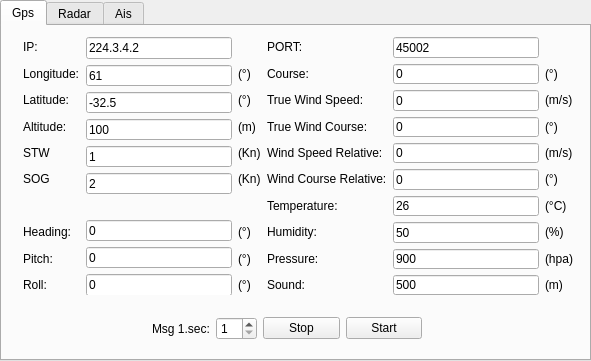
The window that src/mainWin.ui (zhoutk/udpTools) describes before a commit, drawn with Qt 5.
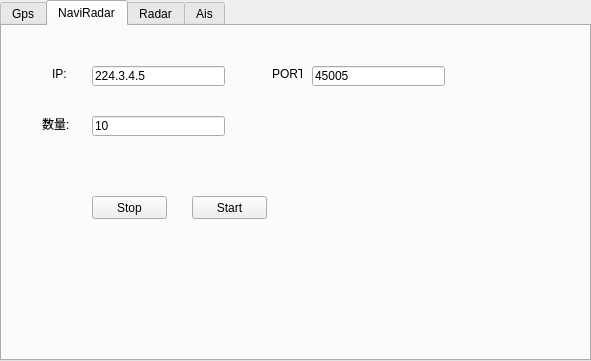
The same window after the commit.

Commit message: add naviradar simulate

Patch:
```diff
--- a/src/mainWin.ui
+++ b/src/mainWin.ui
@@ -35,7 +35,7 @@
     </rect>
    </property>
    <property name="currentIndex">
-    <number>0</number>
+    <number>1</number>
    </property>
    <widget class="QWidget" name="tabGps">
     <attribute name="title">
@@ -541,6 +541,115 @@
      </layout>
     </widget>
    </widget>
+   <widget class="QWidget" name="tab">
+    <attribute name="title">
+     <string>NaviRadar</string>
+    </attribute>
+    <widget class="QPushButton" name="btnNRadarStart">
+     <property name="geometry">
+      <rect>
+       <x>190</x>
+       <y>170</y>
+       <width>75</width>
+       <height>23</height>
+      </rect>
+     </property>
+     <property name="text">
+      <string>Start</string>
+     </property>
+    </widget>
+    <widget class="QPushButton" name="btnNRadarStop">
+     <property name="geometry">
+      <rect>
+       <x>90</x>
+       <y>170</y>
+       <width>75</width>
+       <height>23</height>
+      </rect>
+     </property>
+     <property name="text">
+      <string>Stop</string>
+     </property>
+    </widget>
+    <widget class="QLineEdit" name="nradarNum">
+     <property name="geometry">
+      <rect>
+       <x>90</x>
+       <y>90</y>
+       <width>133</width>
+       <height>20</height>
+      </rect>
+     </property>
+     <property name="text">
+      <string>10</string>
+     </property>
+    </widget>
+    <widget class="QLineEdit" name="nradarIp">
+     <property name="geometry">
+      <rect>
+       <x>90</x>
+       <y>40</y>
+       <width>133</width>
+       <height>20</height>
+      </rect>
+     </property>
+     <property name="text">
+      <string>224.3.4.5</string>
+     </property>
+    </widget>
+    <widget class="QLabel" name="label_101">
+     <property name="geometry">
+      <rect>
+       <x>270</x>
+       <y>40</y>
+       <width>30</width>
+       <height>16</height>
+      </rect>
+     </property>
+     <property name="text">
+      <string>PORT:</string>
+     </property>
+    </widget>
+    <widget class="QLineEdit" name="nradarPort">
+     <property name="geometry">
+      <rect>
+       <x>310</x>
+       <y>40</y>
+       <width>133</width>
+       <height>20</height>
+      </rect>
+     </property>
+     <property name="text">
+      <string>45005</string>
+     </property>
+    </widget>
+    <widget class="QLabel" name="label_102">
+     <property name="geometry">
+      <rect>
+       <x>50</x>
+       <y>40</y>
+       <width>18</width>
+       <height>16</height>
+      </rect>
+     </property>
+     <property name="text">
+      <string>IP:</string>
+     </property>
+    </widget>
+    <widget class="QLabel" name="label_103">
+     <property name="geometry">
+      <rect>
+       <x>40</x>
+       <y>90</y>
+       <width>30</width>
+       <height>16</height>
+      </rect>
+     </property>
+     <property name="text">
+      <string>数量:</string>
+     </property>
+    </widget>
+   </widget>
    <widget class="QWidget" name="tabRadar">
     <attribute name="title">
      <string>Radar</string>
```
The commit also changes 2 other files.
